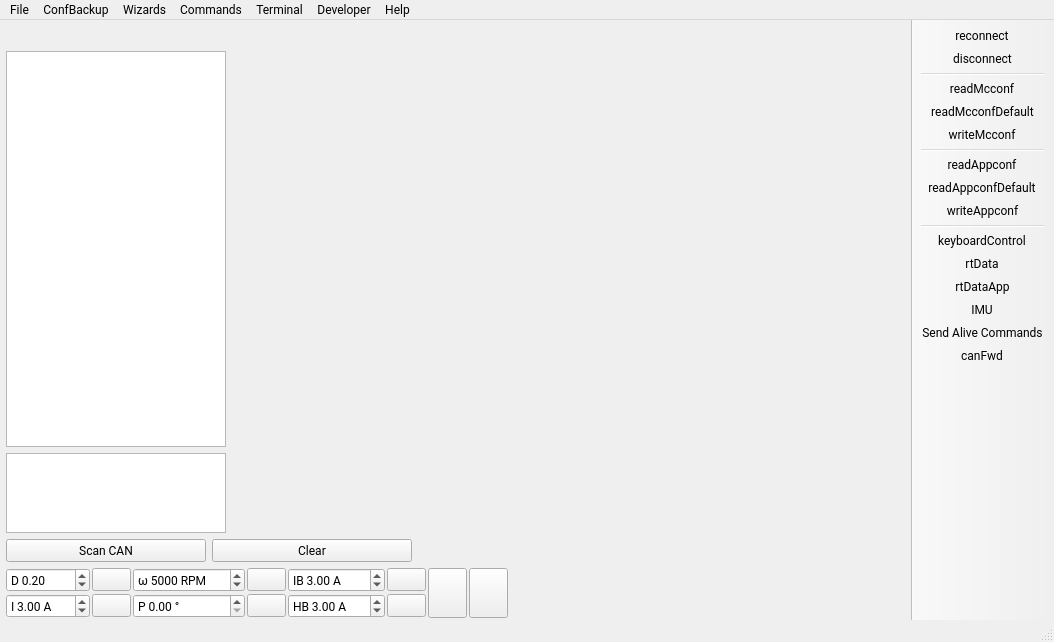
First picture: the form in mainwindow.ui, repository vedderb/vesc_tool, before the edit.
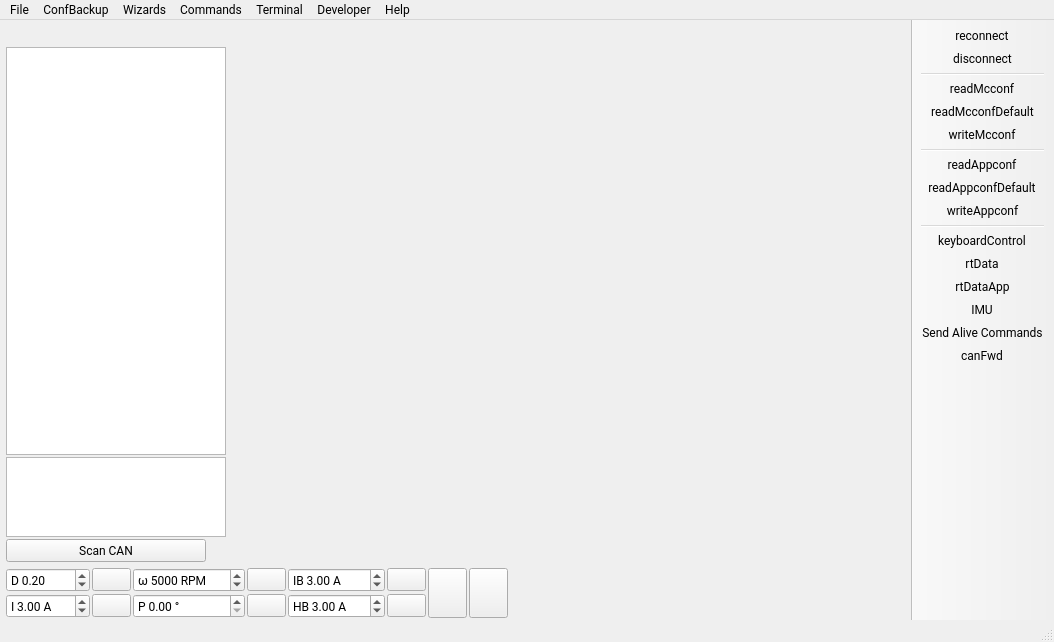
Second picture: the form after the edit. Icons and pictures are not drawn. Custom widgets are drawn as their Qt base class.

```diff
--- a/mainwindow.ui
+++ b/mainwindow.ui
@@ -34,6 +34,9 @@
      <layout class="QHBoxLayout" name="horizontalLayout" stretch="0,0">
       <item>
        <layout class="QVBoxLayout" name="verticalLayout_2">
+        <property name="spacing">
+         <number>2</number>
+        </property>
         <property name="sizeConstraint">
          <enum>QLayout::SetDefaultConstraint</enum>
         </property>
@@ -120,12 +123,7 @@
          </widget>
         </item>
         <item>
-         <layout class="QHBoxLayout" name="horizontalLayout_2">
-          <property name="sizeConstraint">
-           <enum>QLayout::SetDefaultConstraint</enum>
-          </property>
-          <item>
-           <widget class="QPushButton" name="scanButton">
+         <widget class="QPushButton" name="scanCanButton">
             <property name="sizePolicy">
              <sizepolicy hsizetype="Expanding" vsizetype="Minimum">
               <horstretch>0</horstretch>
@@ -141,28 +139,11 @@
             <property name="text">
              <string>Scan CAN</string>
             </property>
-           </widget>
-          </item>
-          <item>
-           <widget class="QPushButton" name="clearButton">
-            <property name="sizePolicy">
-             <sizepolicy hsizetype="Expanding" vsizetype="Fixed">
-              <horstretch>0</horstretch>
-              <verstretch>0</verstretch>
-             </sizepolicy>
-            </property>
-            <property name="maximumSize">
-             <size>
-              <width>200</width>
-              <height>16777215</height>
-             </size>
-            </property>
-            <property name="text">
-             <string>Clear</string>
-            </property>
-           </widget>
-          </item>
-         </layout>
+          <property name="icon">
+           <iconset resource="res.qrc">
+            <normaloff>:/res/icons/Refresh-96.png</normaloff>:/res/icons/Refresh-96.png</iconset>
+          </property>
+         </widget>
         </item>
        </layout>
       </item>
```
Left out of the diff: 8 changed lines with no effect on the pictures. Lines whose indentation alone changed are shown as unchanged.
